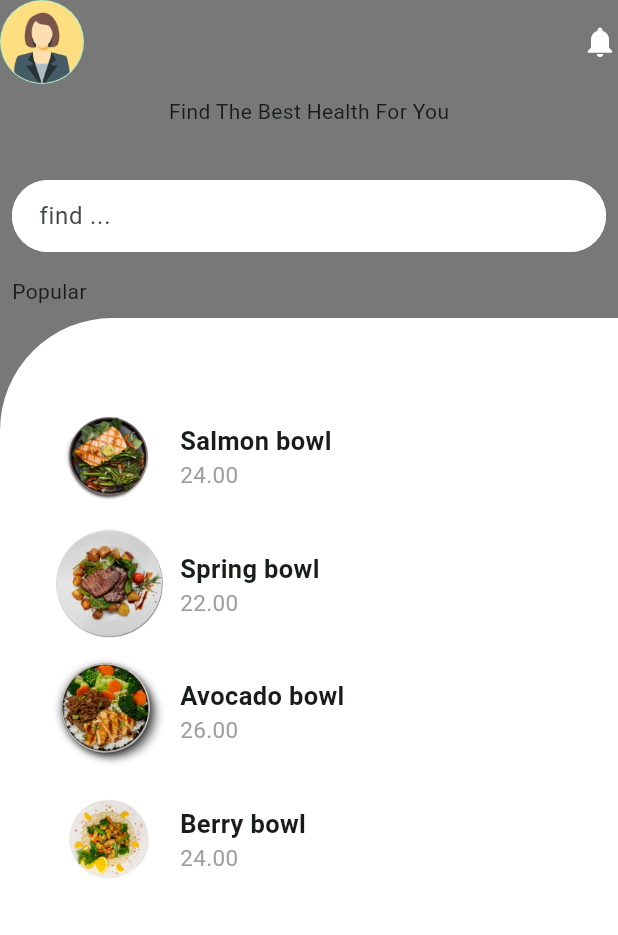
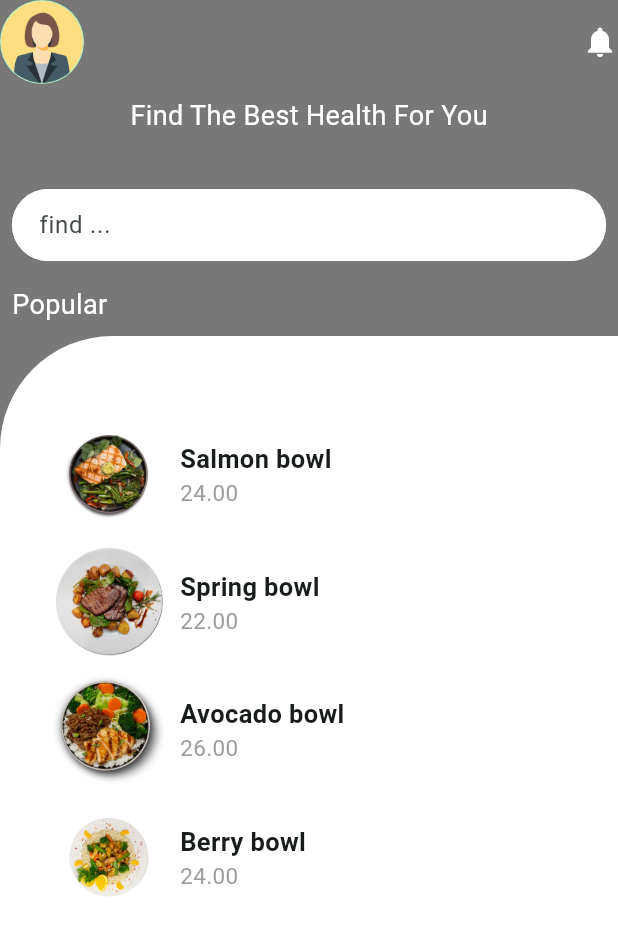
Before and after one commit to HasnaeTa20/FormationOrangeDig, a Flutter app: the screen it shows after launch, on a phone screen of 412 x 824 dp. Shown: the top 935 px of the screen. Run offline on Flutter 3.47's test engine with Material 2 defaults, Android fonts, the phone set to English and light mode, and no system bars.

Commit message:
main.dart

```diff
--- a/lib/home.dart
+++ b/lib/home.dart
@@ -33,7 +33,10 @@ class _HomeState extends State<Home> {
 
             Padding(
               padding: const EdgeInsets.all(8.0),
-              child: Text('Find The Best Health For You'),
+              child: Text('Find The Best Health For You',style: TextStyle(
+
+                  fontSize: 18.0,
+                  color: Colors.white)),
             ),
             SizedBox(height: 20,),
             Padding(
@@ -78,7 +81,10 @@ class _HomeState extends State<Home> {
               padding: const EdgeInsets.all(8.0),
               child: Row(
                 children: [
-                  Text('Popular'),
+                  Text('Popular',style: TextStyle(
+
+                  fontSize: 18.0,
+                  color: Colors.white)),
                 ],
               ),
             ),
```
